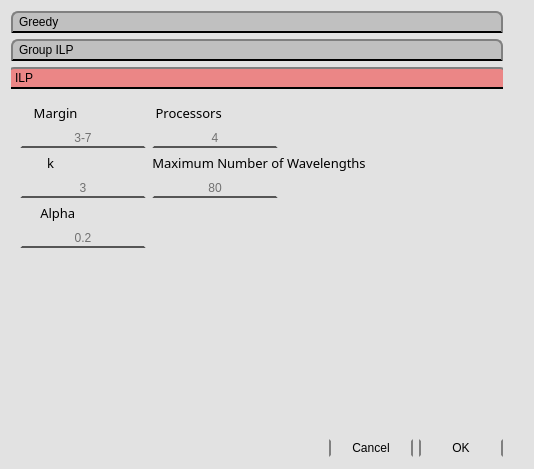
Before: the Qt Designer form Ui_files/new_ui/RWA_window.ui in farzad1132/NetPlanner, drawn with Qt 5.
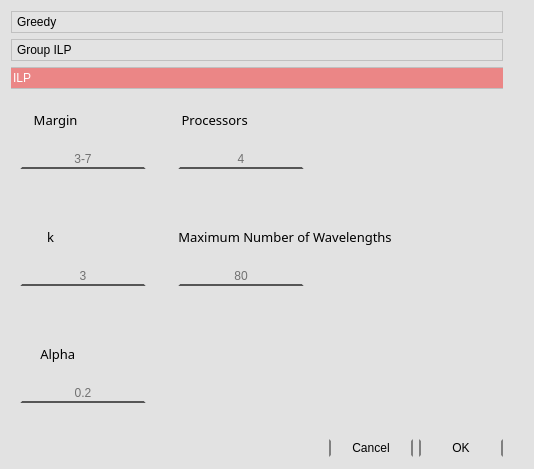
After: the same form once the commit is applied. The open tabs and pages were chosen to show the change. Icons and pictures are not drawn.

Commit message: update on rwa tab

Patch:
```diff
--- a/Ui_files/new_ui/RWA_window.ui
+++ b/Ui_files/new_ui/RWA_window.ui
@@ -107,26 +107,37 @@
    </item>
    <item row="0" column="0">
     <widget class="QToolBox" name="RW_toolBox">
+     <property name="sizePolicy">
+      <sizepolicy hsizetype="MinimumExpanding" vsizetype="MinimumExpanding">
+       <horstretch>0</horstretch>
+       <verstretch>0</verstretch>
+      </sizepolicy>
+     </property>
      <property name="styleSheet">
       <string notr="true">QToolBox::tab {
-	background-color: rgb(192, 192, 192);
-     border: 2px solid gray; 
+	
+	
+	
+	background-color: rgb(227, 227, 227);
+     border: 1px solid #c0c0c0; 
      
-     border-bottom-color: Ea8686; /* same as the pane color */
-     border-top-left-radius: 7px;
-     border-top-right-radius: 7px;
-     min-width: 28ex;
-     padding: 2px; 
+   
      
+     min-width: 30ex;
+     padding: 1px; 
+     
 	
-	font: 25 9pt &quot;Bahnschrift condensed&quot;;
+	font: 25 11pt &quot;Bahnschrift&quot;;
 }
 
 QToolBox::tab:selected {
 	background-color:#Eb8686; /* same as pane color */ 
      margin-left: -4px;
      margin-right: -4px;
-	font: 63 9pt &quot;Bahnschrift SemiBold&quot;;
+	
+	font: 75 12pt &quot;Bahnschrift&quot;;
+   
+	color: rgb(255, 255, 255);
 }
 
 </string>
@@ -1238,9 +1249,136 @@
            </property>
           </widget>
          </item>
+         <item row="0" column="1">
+          <spacer name="verticalSpacer_3">
+           <property name="orientation">
+            <enum>Qt::Vertical</enum>
+           </property>
+           <property name="sizeHint" stdset="0">
+            <size>
+             <width>20</width>
+             <height>40</height>
+            </size>
+           </property>
+          </spacer>
+         </item>
+         <item row="1" column="1">
+          <spacer name="verticalSpacer_8">
+           <property name="orientation">
+            <enum>Qt::Vertical</enum>
+           </property>
+           <property name="sizeHint" stdset="0">
+            <size>
+             <width>20</width>
+             <height>40</height>
+            </size>
+           </property>
+          </spacer>
+         </item>
         </layout>
        </item>
-       <item row="1" column="0">
+       <item row="0" column="1">
+        <layout class="QFormLayout" name="formLayout_29">
+         <item row="0" column="0">
+          <widget class="QLabel" name="ILP_Processors_Label">
+           <property name="font">
+            <font>
+             <family>Bahnschrift Condensed</family>
+             <pointsize>10</pointsize>
+             <weight>9</weight>
+             <italic>false</italic>
+             <bold>false</bold>
+            </font>
+           </property>
+           <property name="styleSheet">
+            <string notr="true"> QLabel {
+    
+    border-radius: 10px;
+    
+	
+	font: 75 10pt &quot;Bahnschrift Condensed&quot;;
+	
+   
+}</string>
+           </property>
+           <property name="text">
+            <string> Processors</string>
+           </property>
+           <property name="alignment">
+            <set>Qt::AlignCenter</set>
+           </property>
+          </widget>
+         </item>
+         <item row="1" column="0">
+          <widget class="QLineEdit" name="ILP_Processors_LineEdit">
+           <property name="styleSheet">
+            <string notr="true">QLineEdit {
+ 
+    border: 2px solid rgb(226, 226, 226);
+	border-bottom-color: rgb(86, 86, 86);
+    padding: 0 8px;
+    
+    selection-background-color: darkgray; 
+	font: 10pt &quot;Bahnschrift&quot;;
+
+}</string>
+           </property>
+           <property name="text">
+            <string/>
+           </property>
+           <property name="alignment">
+            <set>Qt::AlignCenter</set>
+           </property>
+           <property name="placeholderText">
+            <string>4</string>
+           </property>
+           <property name="clearButtonEnabled">
+            <bool>true</bool>
+           </property>
+          </widget>
+         </item>
+         <item row="0" column="1">
+          <spacer name="verticalSpacer_5">
+           <property name="orientation">
+            <enum>Qt::Vertical</enum>
+           </property>
+           <property name="sizeHint" stdset="0">
+            <size>
+             <width>20</width>
+             <height>40</height>
+            </size>
+           </property>
+          </spacer>
+         </item>
+         <item row="1" column="1">
+          <spacer name="verticalSpacer_11">
+           <property name="orientation">
+            <enum>Qt::Vertical</enum>
+           </property>
+           <property name="sizeHint" stdset="0">
+            <size>
+             <width>20</width>
+             <height>40</height>
+            </size>
+           </property>
+          </spacer>
+         </item>
+        </layout>
+       </item>
+       <item row="1" column="0" colspan="2">
+        <spacer name="horizontalSpacer_5">
+         <property name="orientation">
+          <enum>Qt::Horizontal</enum>
+         </property>
+         <property name="sizeHint" stdset="0">
+          <size>
+           <width>40</width>
+           <height>20</height>
+          </size>
+         </property>
+        </spacer>
+       </item>
+       <item row="2" column="0">
         <layout class="QFormLayout" name="formLayout_30">
          <item row="0" column="0">
           <widget class="QLabel" name="ILP_K_Label">
@@ -1300,9 +1438,35 @@
            </property>
           </widget>
          </item>
+         <item row="0" column="1">
+          <spacer name="verticalSpacer_2">
+           <property name="orientation">
+            <enum>Qt::Vertical</enum>
+           </property>
+           <property name="sizeHint" stdset="0">
+            <size>
+             <width>20</width>
+             <height>40</height>
+            </size>
+           </property>
+          </spacer>
+         </item>
+         <item row="1" column="1">
+          <spacer name="verticalSpacer_9">
+           <property name="orientation">
+            <enum>Qt::Vertical</enum>
+           </property>
+           <property name="sizeHint" stdset="0">
+            <size>
+             <width>20</width>
+             <height>40</height>
+            </size>
+           </property>
+          </spacer>
+         </item>
         </layout>
        </item>
-       <item row="1" column="1">
+       <item row="2" column="1">
         <layout class="QFormLayout" name="formLayout_31">
          <item row="0" column="0">
           <widget class="QLabel" name="ILP_MaxNW_Label">
@@ -1362,9 +1526,35 @@
            </property>
           </widget>
          </item>
+         <item row="0" column="1">
+          <spacer name="verticalSpacer_6">
+           <property name="orientation">
+            <enum>Qt::Vertical</enum>
+           </property>
+           <property name="sizeHint" stdset="0">
+            <size>
+             <width>20</width>
+             <height>40</height>
+            </size>
+           </property>
+          </spacer>
+         </item>
+         <item row="1" column="1">
+          <spacer name="verticalSpacer_12">
+           <property name="orientation">
+            <enum>Qt::Vertical</enum>
+           </property>
+           <property name="sizeHint" stdset="0">
+            <size>
+             <width>20</width>
+             <height>40</height>
+            </size>
+           </property>
+          </spacer>
+         </item>
         </layout>
        </item>
-       <item row="2" column="0">
+       <item row="4" column="0">
         <layout class="QFormLayout" name="formLayout_27">
          <item row="0" column="0">
           <widget class="QLabel" name="ILP_Alpha_Label">
@@ -1424,81 +1614,77 @@
            </property>
           </widget>
          </item>
+         <item row="0" column="1">
+          <spacer name="verticalSpacer_4">
+           <property name="orientation">
+            <enum>Qt::Vertical</enum>
+           </property>
+           <property name="sizeHint" stdset="0">
+            <size>
+             <width>20</width>
+             <height>40</height>
+            </size>
+           </property>
+          </spacer>
+         </item>
+         <item row="1" column="1">
+          <spacer name="verticalSpacer_10">
+           <property name="orientation">
+            <enum>Qt::Vertical</enum>
+           </property>
+           <property name="sizeHint" stdset="0">
+            <size>
+             <width>20</width>
+             <height>40</height>
+            </size>
+           </property>
+          </spacer>
+         </item>
         </layout>
        </item>
-       <item row="2" column="1">
+       <item row="4" column="1">
         <layout class="QGridLayout" name="gridLayout_5">
-         <item row="0" column="0">
-          <widget class="QLabel" name="label">
-           <property name="text">
-            <string/>
-           </property>
-          </widget>
-         </item>
-        </layout>
-       </item>
-       <item row="0" column="1">
-        <layout class="QFormLayout" name="formLayout_29">
-         <item row="0" column="0">
-          <widget class="QLabel" name="ILP_Processors_Label">
-           <property name="font">
-            <font>
-             <family>Bahnschrift Condensed</family>
-             <pointsize>10</pointsize>
-             <weight>9</weight>
-             <italic>false</italic>
-             <bold>false</bold>
-            </font>
-           </property>
-           <property name="styleSheet">
-            <string notr="true"> QLabel {
-    
-    border-radius: 10px;
-    
-	
-	font: 75 10pt &quot;Bahnschrift Condensed&quot;;
-	
-   
-}</string>
-           </property>
-           <property name="text">
-            <string> Processors</string>
-           </property>
-           <property name="alignment">
-            <set>Qt::AlignCenter</set>
-           </property>
-          </widget>
-         </item>
          <item row="1" column="0">
-          <widget class="QLineEdit" name="ILP_Processors_LineEdit">
-           <property name="styleSheet">
-            <string notr="true">QLineEdit {
- 
-    border: 2px solid rgb(226, 226, 226);
-	border-bottom-color: rgb(86, 86, 86);
-    padding: 0 8px;
-    
-    selection-background-color: darkgray; 
-	font: 10pt &quot;Bahnschrift&quot;;
-
-}</string>
+          <spacer name="horizontalSpacer_2">
+           <property name="orientation">
+            <enum>Qt::Horizontal</enum>
            </property>
-           <property name="text">
-            <string/>
+           <property name="sizeHint" stdset="0">
+            <size>
+             <width>40</width>
+             <height>20</height>
+            </size>
            </property>
-           <property name="alignment">
-            <set>Qt::AlignCenter</set>
+          </spacer>
+         </item>
+         <item row="0" column="0">
+          <spacer name="verticalSpacer_7">
+           <property name="orientation">
+            <enum>Qt::Vertical</enum>
            </property>
-           <property name="placeholderText">
-            <string>4</string>
+           <property name="sizeHint" stdset="0">
+            <size>
+             <width>20</width>
+             <height>40</height>
+            </size>
            </property>
-           <property name="clearButtonEnabled">
-            <bool>true</bool>
-           </property>
-          </widget>
+          </spacer>
          </item>
         </layout>
        </item>
+       <item row="3" column="0" colspan="2">
+        <spacer name="horizontalSpacer_4">
+         <property name="orientation">
+          <enum>Qt::Horizontal</enum>
+         </property>
+         <property name="sizeHint" stdset="0">
+          <size>
+           <width>40</width>
+           <height>20</height>
+          </size>
+         </property>
+        </spacer>
+       </item>
       </layout>
      </widget>
     </widget>
```
Left out of the diff: 28 changed lines with no effect on the pictures.
